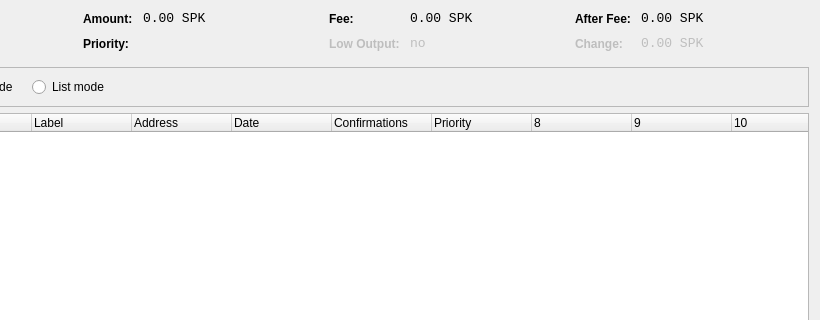
Old version of the form src/qt/forms/coincontroldialog.ui in the repository spikecoin/SpikeCoin; both pictures show x 180 to 1000 and y 0 to 320 of the 1000 by 500 pixel window.
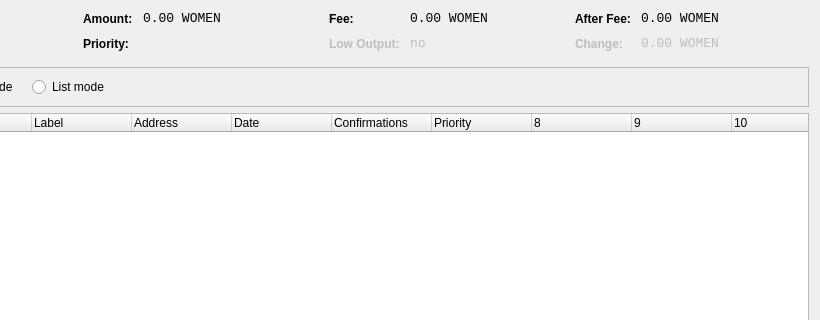
New version of the form. Custom widgets are drawn as their Qt base class.

Patch:
```diff
--- a/src/qt/forms/coincontroldialog.ui
+++ b/src/qt/forms/coincontroldialog.ui
@@ -141,7 +141,7 @@
           <enum>Qt::ActionsContextMenu</enum>
          </property>
          <property name="text">
-          <string notr="true">0.00 SPK</string>
+          <string notr="true">0.00 WOMEN</string>
          </property>
          <property name="textInteractionFlags">
           <set>Qt::LinksAccessibleByMouse|Qt::TextSelectableByKeyboard|Qt::TextSelectableByMouse</set>
@@ -221,7 +221,7 @@
           <enum>Qt::ActionsContextMenu</enum>
          </property>
          <property name="text">
-          <string notr="true">0.00 SPK</string>
+          <string notr="true">0.00 WOMEN</string>
          </property>
          <property name="textInteractionFlags">
           <set>Qt::LinksAccessibleByMouse|Qt::TextSelectableByKeyboard|Qt::TextSelectableByMouse</set>
@@ -307,7 +307,7 @@
           <enum>Qt::ActionsContextMenu</enum>
          </property>
          <property name="text">
-          <string notr="true">0.00 SPK</string>
+          <string notr="true">0.00 WOMEN</string>
          </property>
          <property name="textInteractionFlags">
           <set>Qt::LinksAccessibleByMouse|Qt::TextSelectableByKeyboard|Qt::TextSelectableByMouse</set>
@@ -345,7 +345,7 @@
           <enum>Qt::ActionsContextMenu</enum>
          </property>
          <property name="text">
-          <string notr="true">0.00 SPK</string>
+          <string notr="true">0.00 WOMEN</string>
          </property>
          <property name="textInteractionFlags">
           <set>Qt::LinksAccessibleByMouse|Qt::TextSelectableByKeyboard|Qt::TextSelectableByMouse</set>
```
